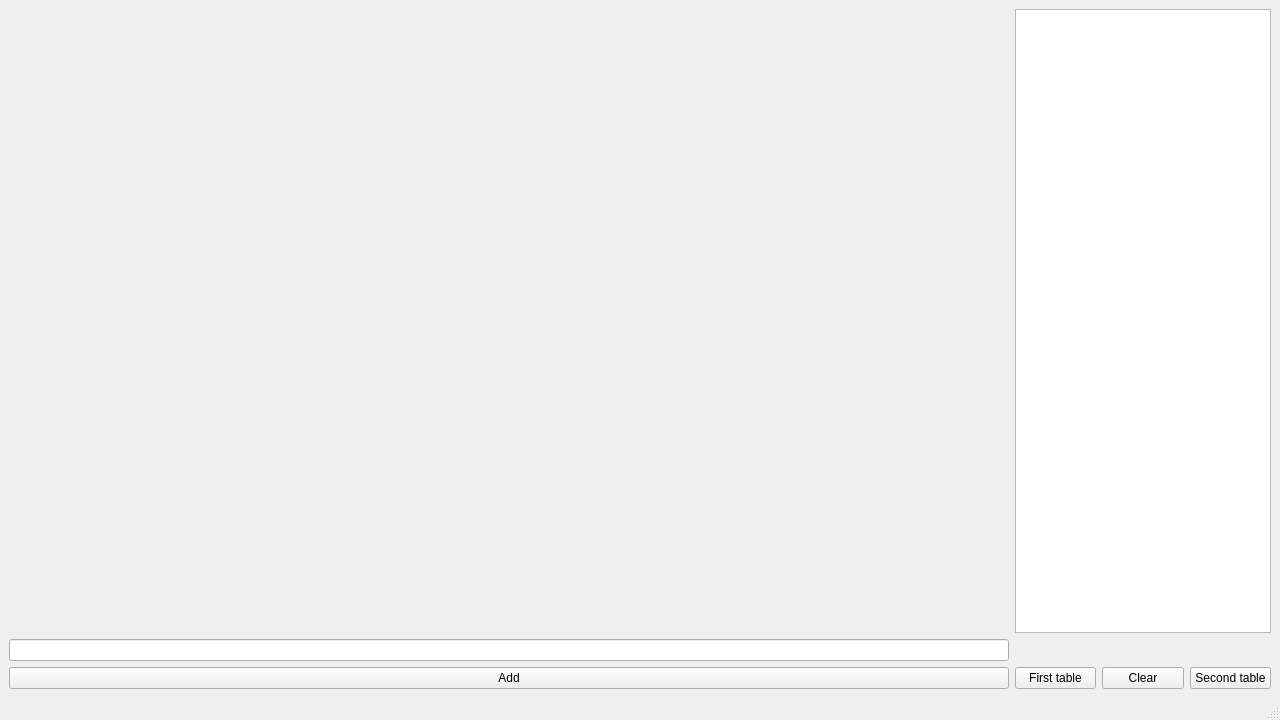
Qt form mainwindow.ui (aimazingfeed/QtApp) before a commit.
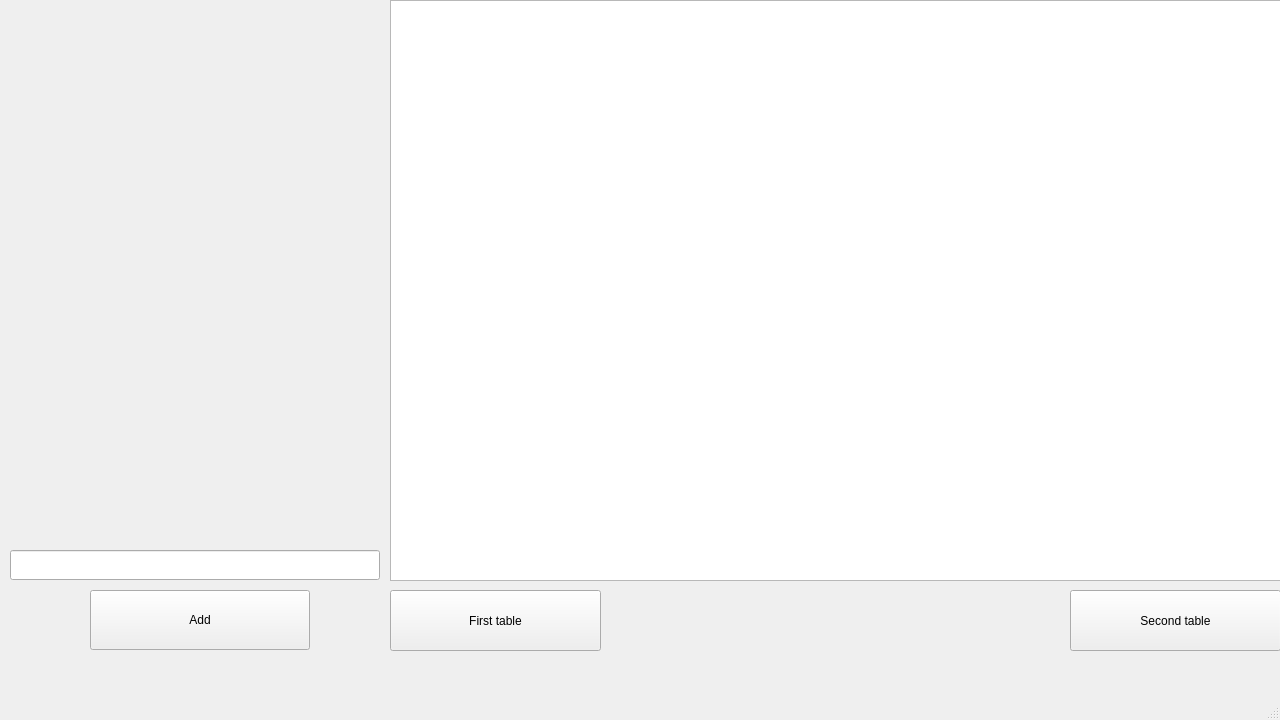
The same form after that commit.

Diff of the .ui file:
```diff
--- a/mainwindow.ui
+++ b/mainwindow.ui
@@ -14,49 +14,73 @@
    <string>MainWindow</string>
   </property>
   <widget class="QWidget" name="centralwidget">
-   <layout class="QGridLayout" name="gridLayout">
-    <item row="5" column="1">
-     <widget class="QPushButton" name="pushButton">
-      <property name="text">
-       <string>Add</string>
-      </property>
-     </widget>
-    </item>
-    <item row="3" column="3" colspan="3">
-     <layout class="QVBoxLayout" name="verticalLayout">
-      <item>
-       <widget class="QTableView" name="tableView"/>
-      </item>
-     </layout>
-    </item>
-    <item row="4" column="1">
-     <widget class="QLineEdit" name="lineEdit"/>
-    </item>
-    <item row="5" column="3">
+   <widget class="QLineEdit" name="lineEdit">
+    <property name="geometry">
+     <rect>
+      <x>10</x>
+      <y>550</y>
+      <width>370</width>
+      <height>30</height>
+     </rect>
+    </property>
+   </widget>
      <widget class="QPushButton" name="pushButton_3">
+    <property name="geometry">
+     <rect>
+      <x>390</x>
+      <y>590</y>
+      <width>211</width>
+      <height>61</height>
+     </rect>
+    </property>
       <property name="text">
        <string>First table</string>
       </property>
      </widget>
-    </item>
-    <item row="5" column="5">
      <widget class="QPushButton" name="pushButton_2">
+    <property name="geometry">
+     <rect>
+      <x>1070</x>
+      <y>590</y>
+      <width>211</width>
+      <height>61</height>
+     </rect>
+    </property>
       <property name="text">
        <string>Second table</string>
       </property>
      </widget>
-    </item>
-    <item row="5" column="4">
-     <widget class="QPushButton" name="pushButton_4">
+   <widget class="QPushButton" name="pushButton">
+    <property name="geometry">
+     <rect>
+      <x>90</x>
+      <y>590</y>
+      <width>220</width>
+      <height>60</height>
+     </rect>
+    </property>
       <property name="text">
-       <string>Clear</string>
-      </property>
-     </widget>
-    </item>
-    <item row="3" column="1">
+     <string>Add</string>
+    </property>
+   </widget>
+   <widget class="QWidget" name="">
+    <property name="geometry">
+     <rect>
+      <x>390</x>
+      <y>0</y>
+      <width>891</width>
+      <height>581</height>
+     </rect>
+    </property>
+    <layout class="QVBoxLayout" name="verticalLayout">
+     <item>
      <layout class="QHBoxLayout" name="horizontalLayout"/>
     </item>
-   </layout>
+     <item>
+      <widget class="QTableView" name="tableView"/>
+     </item>
+    </layout>
+   </widget>
   </widget>
   <widget class="QMenuBar" name="menubar">
    <property name="geometry">
```
Lines whose indentation alone changed are shown as unchanged.
